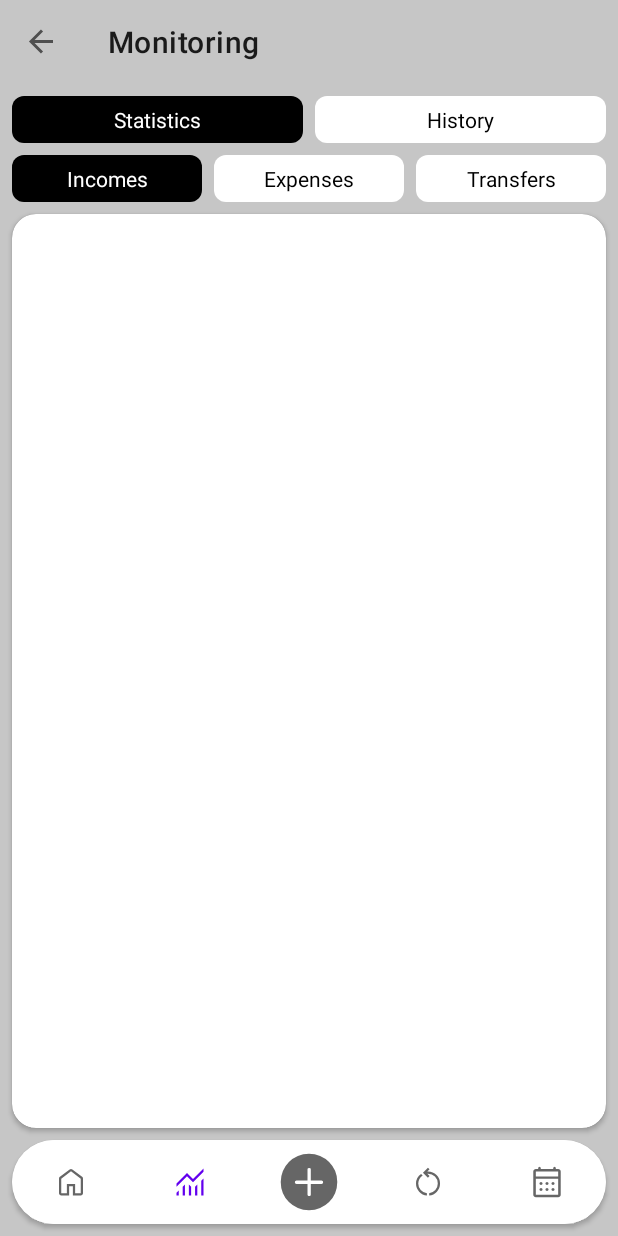
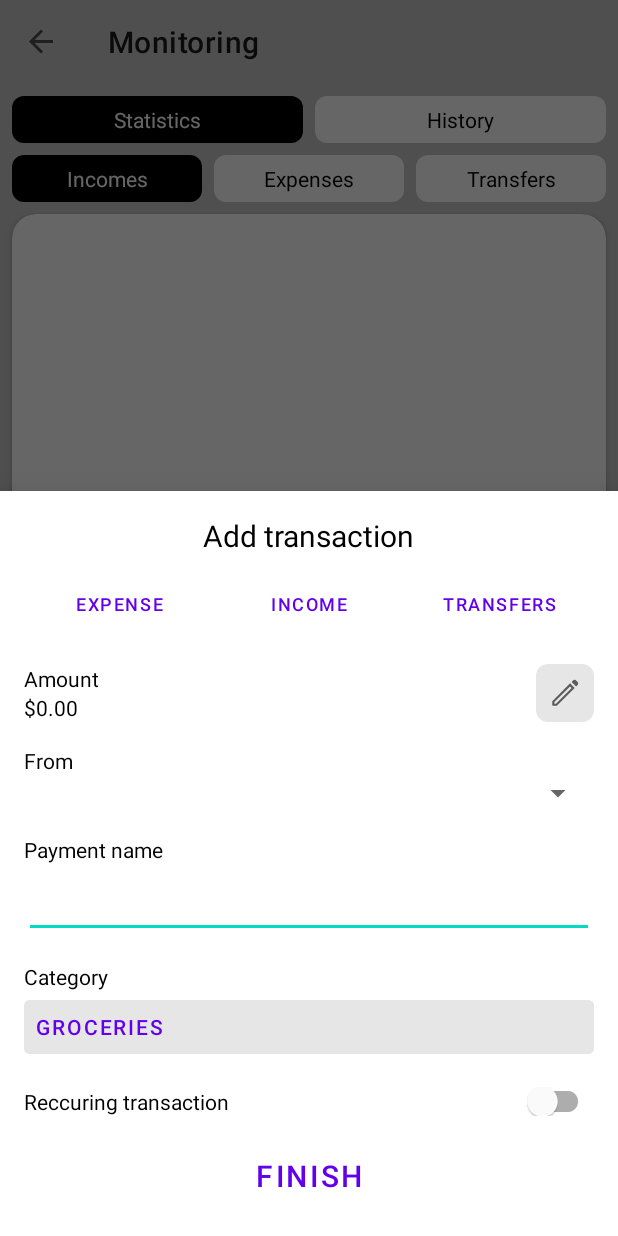
Before and after one commit to Userstree/JusanWallet, an Android app: the screen it shows after launch (MainActivity), item 3 of the bottom bar chosen, on a phone screen of 412 x 824 dp. Run offline under Robolectric (Android 15) with nearby library versions, the phone set to English and light mode, and no system bars; our stand-ins replace Room's generated code, navigation-ui.

Commit message:
add add transaction bottom sheet

```diff
--- /dev/null
+++ b/app/src/main/java/com/jwallet/jwallet/presentation/addtransaction/AddTransactionFragment.kt
@@ -0,0 +1,35 @@
+package com.jwallet.jwallet.presentation.addtransaction
+
+import android.os.Bundle
+import android.view.LayoutInflater
+import android.view.View
+import android.view.ViewGroup
+import com.google.android.material.bottomsheet.BottomSheetDialogFragment
+import com.jwallet.jwallet.databinding.FragmentAddTransactionBinding
+
+class AddTransactionFragment : BottomSheetDialogFragment() {
+
+    private var _binding: FragmentAddTransactionBinding? = null
+    private val binding get() = _binding!!
+
+    override fun onCreateView(
+        inflater: LayoutInflater, container: ViewGroup?,
+        savedInstanceState: Bundle?
+    ): View {
+        _binding = FragmentAddTransactionBinding.inflate(inflater, container, false)
+        return binding.root
+    }
+
+    override fun onDestroyView() {
+        super.onDestroyView()
+        _binding = null
+    }
+
+    private fun setupListeners() {
+        binding.btnFinish.setOnClickListener { dismiss() }
+    }
+
+    companion object {
+        const val TAG = "ADD_TRANSACTION_FRAGMENT"
+    }
+}
--- a/app/src/main/java/com/jwallet/jwallet/presentation/main/MainActivity.kt
+++ b/app/src/main/java/com/jwallet/jwallet/presentation/main/MainActivity.kt
@@ -14,6 +14,7 @@ import com.google.android.material.bottomnavigation.BottomNavigationItemView
 import com.google.android.material.bottomnavigation.BottomNavigationMenuView
 import com.jwallet.jwallet.R
 import com.jwallet.jwallet.databinding.ActivityMainBinding
+import com.jwallet.jwallet.presentation.addtransaction.AddTransactionFragment
 
 class MainActivity : AppCompatActivity() {
 
@@ -44,5 +45,8 @@ class MainActivity : AppCompatActivity() {
         val menuView = binding.bnvMain.menuView as BottomNavigationMenuView
         val menuItem = menuView.getChildAt(2) as BottomNavigationItemView
         menuItem.setIconSize(48.dp)
+        menuItem.setOnClickListener {
+            AddTransactionFragment().show(supportFragmentManager, AddTransactionFragment.TAG)
+        }
     }
 }
--- /dev/null
+++ b/app/src/main/res/drawable/arrow_back_ios_48px.xml
@@ -0,0 +1,10 @@
+<vector xmlns:android="http://schemas.android.com/apk/res/android"
+    android:width="48dp"
+    android:height="48dp"
+    android:viewportWidth="48"
+    android:viewportHeight="48"
+    android:tint="?attr/colorControlNormal">
+  <path
+      android:fillColor="@android:color/white"
+      android:pathData="M18.6,42.6 L1.05,25.05Q0.8,24.8 0.7,24.55Q0.6,24.3 0.6,24Q0.6,23.7 0.7,23.45Q0.8,23.2 1.05,22.95L18.6,5.4Q19.15,4.85 20,4.85Q20.85,4.85 21.4,5.4Q22,6 22,6.825Q22,7.65 21.4,8.25L5.65,24L21.4,39.75Q22,40.35 21.975,41.175Q21.95,42 21.4,42.55Q20.8,43.15 19.975,43.15Q19.15,43.15 18.6,42.6Z"/>
+</vector>
--- /dev/null
+++ b/app/src/main/res/drawable/edit_48px.xml
@@ -0,0 +1,10 @@
+<vector xmlns:android="http://schemas.android.com/apk/res/android"
+    android:width="48dp"
+    android:height="48dp"
+    android:viewportWidth="48"
+    android:viewportHeight="48"
+    android:tint="?attr/colorControlNormal">
+  <path
+      android:fillColor="@android:color/white"
+      android:pathData="M9,39H11.2L33.35,16.85L31.15,14.65L9,36.8ZM39.7,14.7 L33.3,8.3 35.4,6.2Q36.25,5.35 37.525,5.375Q38.8,5.4 39.65,6.25L41.8,8.4Q42.65,9.25 42.65,10.5Q42.65,11.75 41.8,12.6ZM7.5,42Q6.85,42 6.425,41.575Q6,41.15 6,40.5V36.2Q6,35.9 6.1,35.65Q6.2,35.4 6.45,35.15L31.2,10.4L37.6,16.8L12.85,41.55Q12.6,41.8 12.35,41.9Q12.1,42 11.8,42ZM32.25,15.75 L31.15,14.65 33.35,16.85Z"/>
+</vector>
--- /dev/null
+++ b/app/src/main/res/layout/fragment_add_transaction.xml
@@ -0,0 +1,172 @@
+<?xml version="1.0" encoding="utf-8"?>
+<androidx.constraintlayout.widget.ConstraintLayout xmlns:android="http://schemas.android.com/apk/res/android"
+    xmlns:app="http://schemas.android.com/apk/res-auto"
+    xmlns:tools="http://schemas.android.com/tools"
+    android:layout_width="match_parent"
+    android:layout_height="match_parent"
+    android:padding="16dp">
+
+    <TextView
+        android:id="@+id/tv_screen_title"
+        android:layout_width="wrap_content"
+        android:layout_height="wrap_content"
+        android:text="Add transaction"
+        android:textSize="20sp"
+        app:layout_constraintEnd_toEndOf="parent"
+        app:layout_constraintStart_toStartOf="parent"
+        app:layout_constraintTop_toTopOf="parent" />
+
+    <Button
+        android:id="@+id/btn_expense"
+        android:layout_width="0dp"
+        android:layout_height="wrap_content"
+        android:layout_marginTop="8dp"
+        android:text="@string/expense"
+        android:textSize="12sp"
+        app:layout_constraintEnd_toStartOf="@+id/btn_income"
+        app:layout_constraintStart_toStartOf="parent"
+        app:layout_constraintTop_toBottomOf="@+id/tv_screen_title" />
+
+    <Button
+        android:id="@+id/btn_income"
+        android:layout_width="0dp"
+        android:layout_height="wrap_content"
+        android:text="@string/income"
+        android:textSize="12sp"
+        app:layout_constraintEnd_toStartOf="@+id/btn_transfers"
+        app:layout_constraintStart_toEndOf="@+id/btn_expense"
+        app:layout_constraintTop_toTopOf="@+id/btn_expense" />
+
+    <Button
+        android:id="@+id/btn_transfers"
+        android:layout_width="0dp"
+        android:layout_height="wrap_content"
+        android:text="@string/transfers"
+        android:textSize="12sp"
+        app:layout_constraintEnd_toEndOf="parent"
+        app:layout_constraintStart_toEndOf="@+id/btn_income"
+        app:layout_constraintTop_toTopOf="@+id/btn_expense" />
+
+    <TextView
+        android:id="@+id/tv_amount_title"
+        android:layout_width="wrap_content"
+        android:layout_height="wrap_content"
+        android:layout_marginTop="16dp"
+        android:text="Amount"
+        app:layout_constraintStart_toStartOf="parent"
+        app:layout_constraintTop_toBottomOf="@+id/barrier_tabs_bottom" />
+
+    <TextView
+        android:id="@+id/tv_amount"
+        android:layout_width="wrap_content"
+        android:layout_height="wrap_content"
+        android:text="$0.00"
+        app:layout_constraintStart_toStartOf="parent"
+        app:layout_constraintTop_toBottomOf="@+id/tv_amount_title" />
+
+    <ImageButton
+        android:layout_width="0dp"
+        android:layout_height="0dp"
+        android:background="@drawable/shape_rectangle_rounded_8dp"
+        android:backgroundTint="#e6e6e6"
+        android:padding="8dp"
+        android:scaleType="fitEnd"
+        android:src="@drawable/edit_48px"
+        app:layout_constraintBottom_toBottomOf="@+id/tv_amount"
+        app:layout_constraintDimensionRatio="1:1"
+        app:layout_constraintEnd_toEndOf="parent"
+        app:layout_constraintTop_toTopOf="@+id/tv_amount_title" />
+
+    <TextView
+        android:id="@+id/textView5"
+        android:layout_width="wrap_content"
+        android:layout_height="wrap_content"
+        android:layout_marginTop="16dp"
+        android:text="From"
+        app:layout_constraintStart_toStartOf="parent"
+        app:layout_constraintTop_toBottomOf="@+id/tv_amount" />
+
+    <Spinner
+        android:id="@+id/spinner_wallets"
+        android:layout_width="match_parent"
+        android:layout_height="wrap_content"
+        app:layout_constraintEnd_toEndOf="parent"
+        app:layout_constraintStart_toStartOf="parent"
+        app:layout_constraintTop_toBottomOf="@+id/textView5" />
+
+    <TextView
+        android:id="@+id/textView8"
+        android:layout_width="wrap_content"
+        android:layout_height="wrap_content"
+        android:layout_marginTop="16dp"
+        android:text="Payment name"
+        app:layout_constraintStart_toStartOf="parent"
+        app:layout_constraintTop_toBottomOf="@+id/spinner_wallets" />
+
+    <EditText
+        android:id="@+id/edt_payment_name"
+        android:layout_width="match_parent"
+        android:layout_height="wrap_content"
+        android:layout_marginTop="4dp"
+        app:layout_constraintEnd_toEndOf="parent"
+        app:layout_constraintStart_toStartOf="parent"
+        app:layout_constraintTop_toBottomOf="@+id/textView8" />
+
+    <TextView
+        android:id="@+id/textView9"
+        android:layout_width="wrap_content"
+        android:layout_height="wrap_content"
+        android:layout_marginTop="16dp"
+        android:text="Category"
+        app:layout_constraintStart_toStartOf="parent"
+        app:layout_constraintTop_toBottomOf="@+id/edt_payment_name" />
+
+    <Button
+        android:id="@+id/btn_choose_category"
+        android:layout_width="match_parent"
+        android:layout_height="wrap_content"
+        android:backgroundTint="#e6e6e6"
+        android:text="Groceries"
+        android:textAlignment="textStart"
+        app:layout_constraintEnd_toEndOf="parent"
+        app:layout_constraintStart_toStartOf="parent"
+        app:layout_constraintTop_toBottomOf="@+id/textView9" />
+
+    <TextView
+        android:id="@+id/textView10"
+        android:layout_width="wrap_content"
+        android:layout_height="wrap_content"
+        android:layout_marginTop="16dp"
+        android:text="Reccuring transaction"
+        app:layout_constraintStart_toStartOf="parent"
+        app:layout_constraintTop_toBottomOf="@+id/btn_choose_category" />
+
+    <com.google.android.material.switchmaterial.SwitchMaterial
+        android:layout_width="0dp"
+        android:layout_height="0dp"
+        app:layout_constraintBottom_toBottomOf="@+id/textView10"
+        app:layout_constraintDimensionRatio="3:1"
+        app:layout_constraintEnd_toEndOf="parent"
+        app:layout_constraintTop_toTopOf="@+id/textView10" />
+
+    <Button
+        android:id="@+id/btn_finish"
+        android:layout_width="match_parent"
+        android:layout_height="wrap_content"
+        android:layout_marginTop="16dp"
+        android:text="@string/finish"
+        android:textSize="20sp"
+        app:layout_constraintEnd_toEndOf="parent"
+        app:layout_constraintStart_toStartOf="parent"
+        app:layout_constraintTop_toBottomOf="@+id/textView10" />
+
+    <androidx.constraintlayout.widget.Barrier
+        android:id="@+id/barrier_tabs_bottom"
+        android:layout_width="wrap_content"
+        android:layout_height="wrap_content"
+        app:barrierDirection="bottom"
+        app:constraint_referenced_ids="btn_expense, btn_income, btn_transfers"
+        tools:layout_editor_absoluteX="16dp"
+        tools:layout_editor_absoluteY="107dp" />
+
+</androidx.constraintlayout.widget.ConstraintLayout>
--- a/app/src/main/res/menu/menu_bottom_nav_main.xml
+++ b/app/src/main/res/menu/menu_bottom_nav_main.xml
@@ -11,7 +11,7 @@
         android:orderInCategory="2"
         android:title="@string/history" />
     <item
-        android:id="@+id/item_add_transaction"
+        android:id="@+id/add_transaction_fragment"
         android:icon="@drawable/add_circle_48px"
         android:orderInCategory="3"
         android:title="@string/add" />
--- a/app/src/main/res/navigation/nav_graph_main.xml
+++ b/app/src/main/res/navigation/nav_graph_main.xml
@@ -25,4 +25,9 @@
         android:name="com.jwallet.jwallet.presentation.planner.PlannerFragment"
         android:label="Planner"
         tools:layout="@layout/fragment_planner" />
+    <fragment
+        android:id="@+id/add_transaction_fragment"
+        android:name="com.jwallet.jwallet.presentation.addtransaction.AddTransactionFragment"
+        android:label="Add Transaction"
+        tools:layout="@layout/fragment_add_transaction"/>
 </navigation>
--- a/app/src/main/res/values/strings.xml
+++ b/app/src/main/res/values/strings.xml
@@ -29,4 +29,5 @@
     <string name="notifications">Notifications</string>
     <string name="category_icon">category icon</string>
     <string name="monthly_budget">Monthly budget</string>
+    <string name="finish">Finish</string>
 </resources>
```
